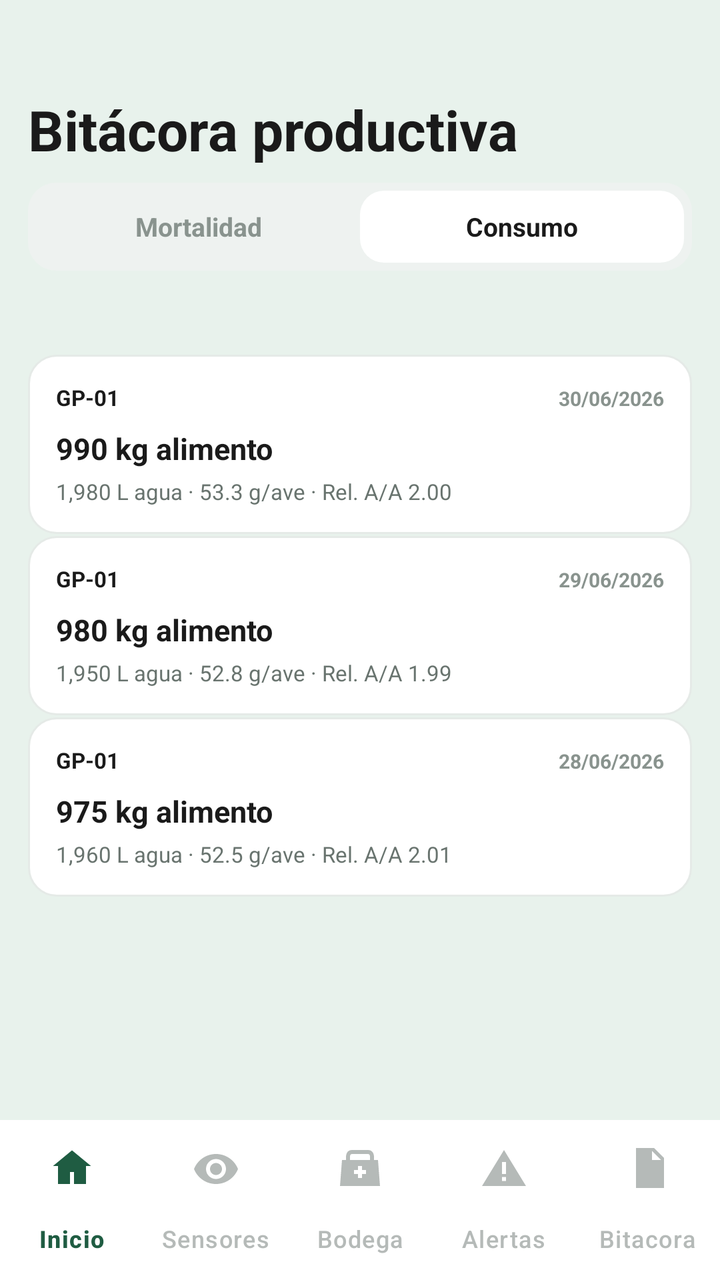
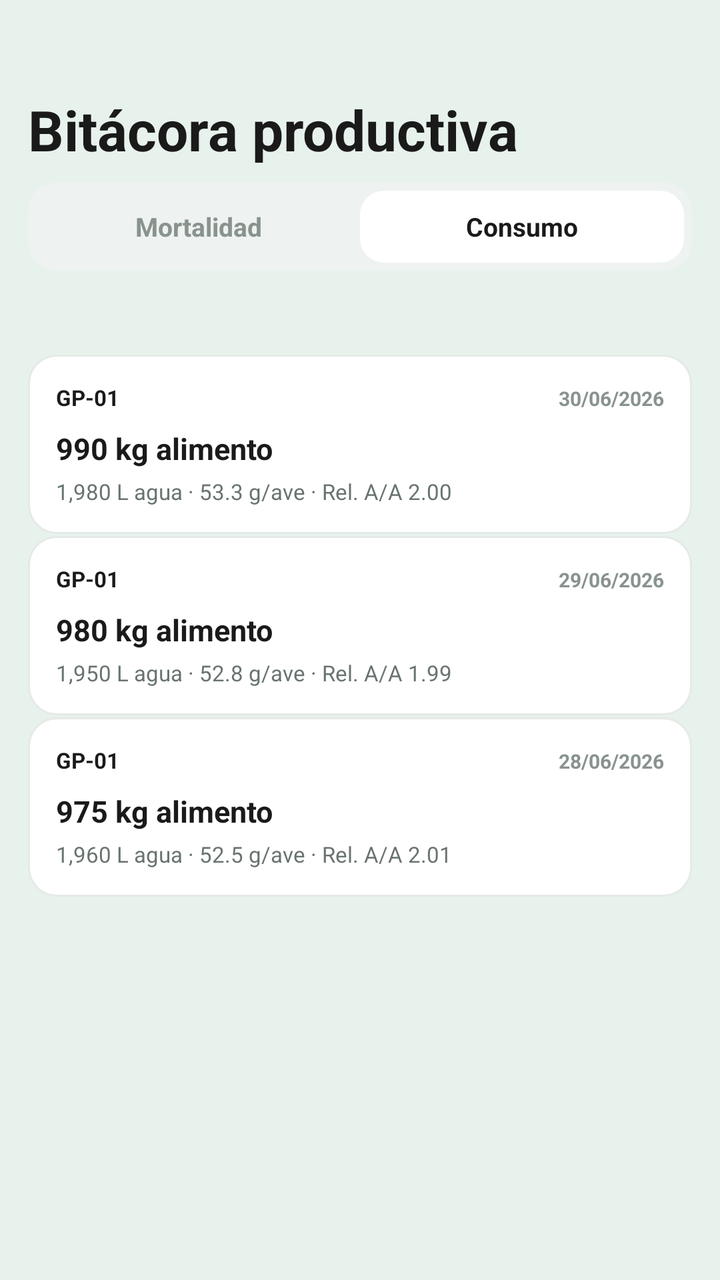

Screens rendered from an Android XML layout before and after an edit, with the pre-edit source and the edit as a unified diff.
<!-- AndroidManifest.xml: application theme Theme.Avisensandroid -->
<!-- res/layout/po07_bitacora_consumo_op.xml -->
<?xml version="1.0" encoding="utf-8"?>
<androidx.constraintlayout.widget.ConstraintLayout
    xmlns:android="http://schemas.android.com/apk/res/android"
    xmlns:app="http://schemas.android.com/apk/res-auto"
    xmlns:tools="http://schemas.android.com/tools"
    android:layout_width="match_parent"
    android:layout_height="match_parent"
    android:background="@color/bg_app">

    
    <androidx.core.widget.NestedScrollView
        android:id="@+id/scrollBitacora"
        android:layout_width="match_parent"
        android:layout_height="0dp"
        android:fillViewport="true"
        android:clipToPadding="false"
        android:paddingBottom="90dp"
        app:layout_constraintTop_toTopOf="parent"
        app:layout_constraintBottom_toTopOf="@id/bottomNav"
        app:layout_constraintStart_toStartOf="parent"
        app:layout_constraintEnd_toEndOf="parent">

        <LinearLayout
            android:layout_width="match_parent"
            android:layout_height="wrap_content"
            android:orientation="vertical"
            android:paddingStart="14dp"
            android:paddingEnd="14dp"
            android:paddingTop="18dp"
            android:layout_marginTop="8dp"
            android:paddingBottom="20dp">

            

            <TextView
                android:layout_width="wrap_content"
                android:layout_height="wrap_content"
                android:text="Bitácora productiva"
                android:textColor="@color/text_primary"
                android:textSize="28sp"
                android:layout_marginTop="20dp"
                android:textStyle="bold"/>

            

            <LinearLayout
                android:id="@+id/tabsBitacora"
                android:layout_width="match_parent"
                android:layout_height="44dp"
                android:layout_marginTop="8dp"
                android:background="@drawable/bg_bitacora_selector"
                android:gravity="center_vertical"
                android:orientation="horizontal"
                android:padding="4dp">

                

                <TextView
                    android:id="@+id/btnMortalidad"
                    android:layout_width="0dp"
                    android:layout_height="match_parent"
                    android:layout_weight="1"
                    android:gravity="center"
                    android:text="Mortalidad"
                    android:textColor="#89938E"
                    android:textSize="13sp"
                    android:textStyle="bold"/>

                

                <TextView
                    android:id="@+id/btnConsumo"
                    android:layout_width="0dp"
                    android:layout_height="match_parent"
                    android:layout_weight="1"
                    android:background="@drawable/bg_bitacora_tab_selected"
                    android:gravity="center"
                    android:text="Consumo"
                    android:textColor="@color/text_primary"
                    android:textSize="13sp"
                    android:textStyle="bold"/>

            </LinearLayout>


            

            <Space
                android:layout_width="match_parent"
                android:layout_height="42dp"/>


            
            
            

            <LinearLayout
                android:layout_width="match_parent"
                android:layout_height="wrap_content"
                android:background="@drawable/bg_bitacora_card"
                android:orientation="vertical"
                android:paddingStart="14dp"
                android:paddingEnd="14dp"
                android:paddingTop="14dp"
                android:paddingBottom="14dp">

                <LinearLayout
                    android:layout_width="match_parent"
                    android:layout_height="wrap_content"
                    android:orientation="horizontal">

                    <TextView
                        android:layout_width="0dp"
                        android:layout_height="wrap_content"
                        android:layout_weight="1"
                        android:text="GP-01"
                        android:textColor="@color/text_primary"
                        android:textSize="11sp"
                        android:textStyle="bold"/>

                    <TextView
                        android:layout_width="wrap_content"
                        android:layout_height="wrap_content"
                        android:text="30/06/2026"
                        android:textColor="#89938E"
                        android:textSize="10sp"
                        android:textStyle="bold"/>

                </LinearLayout>

                <TextView
                    android:layout_width="wrap_content"
                    android:layout_height="wrap_content"
                    android:layout_marginTop="8dp"
                    android:text="990 kg alimento"
                    android:textColor="@color/text_primary"
                    android:textSize="15sp"
                    android:textStyle="bold"/>

                <TextView
                    android:layout_width="wrap_content"
                    android:layout_height="wrap_content"
                    android:layout_marginTop="4dp"
                    android:text="1,980 L agua · 53.3 g/ave · Rel. A/A 2.00"
                    android:textColor="#69746F"
                    android:textSize="11sp"/>

            </LinearLayout>


            
            
            

            <LinearLayout
                android:layout_width="match_parent"
                android:layout_height="wrap_content"
                android:layout_marginTop="1dp"
                android:background="@drawable/bg_bitacora_card"
                android:orientation="vertical"
                android:paddingStart="14dp"
                android:paddingEnd="14dp"
                android:paddingTop="14dp"
                android:paddingBottom="14dp">

                <LinearLayout
                    android:layout_width="match_parent"
                    android:layout_height="wrap_content"
                    android:orientation="horizontal">

                    <TextView
                        android:layout_width="0dp"
                        android:layout_height="wrap_content"
                        android:layout_weight="1"
                        android:text="GP-01"
                        android:textColor="@color/text_primary"
                        android:textSize="11sp"
                        android:textStyle="bold"/>

                    <TextView
                        android:layout_width="wrap_content"
                        android:layout_height="wrap_content"
                        android:text="29/06/2026"
                        android:textColor="#89938E"
                        android:textSize="10sp"
                        android:textStyle="bold"/>

                </LinearLayout>

                <TextView
                    android:layout_width="wrap_content"
                    android:layout_height="wrap_content"
                    android:layout_marginTop="8dp"
                    android:text="980 kg alimento"
                    android:textColor="@color/text_primary"
                    android:textSize="15sp"
                    android:textStyle="bold"/>

                <TextView
                    android:layout_width="wrap_content"
                    android:layout_height="wrap_content"
                    android:layout_marginTop="4dp"
                    android:text="1,950 L agua · 52.8 g/ave · Rel. A/A 1.99"
                    android:textColor="#69746F"
                    android:textSize="11sp"/>

            </LinearLayout>


            
            
            

            <LinearLayout
                android:layout_width="match_parent"
                android:layout_height="wrap_content"
                android:layout_marginTop="1dp"
                android:background="@drawable/bg_bitacora_card"
                android:orientation="vertical"
                android:paddingStart="14dp"
                android:paddingEnd="14dp"
                android:paddingTop="14dp"
                android:paddingBottom="14dp">

                <LinearLayout
                    android:layout_width="match_parent"
                    android:layout_height="wrap_content"
                    android:orientation="horizontal">

                    <TextView
                        android:layout_width="0dp"
                        android:layout_height="wrap_content"
                        android:layout_weight="1"
                        android:text="GP-01"
                        android:textColor="@color/text_primary"
                        android:textSize="11sp"
                        android:textStyle="bold"/>

                    <TextView
                        android:layout_width="wrap_content"
                        android:layout_height="wrap_content"
                        android:text="28/06/2026"
                        android:textColor="#89938E"
                        android:textSize="10sp"
                        android:textStyle="bold"/>

                </LinearLayout>

                <TextView
                    android:layout_width="wrap_content"
                    android:layout_height="wrap_content"
                    android:layout_marginTop="8dp"
                    android:text="975 kg alimento"
                    android:textColor="@color/text_primary"
                    android:textSize="15sp"
                    android:textStyle="bold"/>

                <TextView
                    android:layout_width="wrap_content"
                    android:layout_height="wrap_content"
                    android:layout_marginTop="4dp"
                    android:text="1,960 L agua · 52.5 g/ave · Rel. A/A 2.01"
                    android:textColor="#69746F"
                    android:textSize="11sp"/>

            </LinearLayout>

        </LinearLayout>

    </androidx.core.widget.NestedScrollView>


    
    
    

    <com.google.android.material.bottomnavigation.BottomNavigationView
        android:id="@+id/bottomNav"
        android:layout_width="match_parent"
        android:layout_height="wrap_content"
        android:background="@color/white"
        app:itemIconTint="@color/nav_item_color"
        app:itemTextColor="@color/nav_item_color"
        app:itemRippleColor="@android:color/transparent"
        app:labelVisibilityMode="labeled"
        app:menu="@menu/bottom_nav_menu"
        app:layout_constraintBottom_toBottomOf="parent"
        app:layout_constraintStart_toStartOf="parent"
        app:layout_constraintEnd_toEndOf="parent"/>

</androidx.constraintlayout.widget.ConstraintLayout>
<!-- resources referenced by this layout -->
<resources>
  <color name="bg_app">#E8F2EC</color>
  <color name="text_primary">#1A1A1A</color>
  <color name="white">#FFFFFF</color>
  <!-- drawable bg_bitacora_card (drawable) -->
  <?xml version="1.0" encoding="utf-8"?>
  <shape xmlns:android="http://schemas.android.com/apk/res/android"
      android:shape="rectangle">
  
      <solid android:color="@color/white" />
  
      <corners android:radius="14dp" />
  
      <stroke
          android:width="1dp"
          android:color="#E5EAE7" />
  
  </shape>
  <!-- drawable bg_bitacora_selector (drawable) -->
  <?xml version="1.0" encoding="utf-8"?>
  <shape xmlns:android="http://schemas.android.com/apk/res/android">
  
      <solid android:color="#EEF2F0"/>
  
      <corners android:radius="14dp"/>
  
  </shape>
  <!-- drawable bg_bitacora_tab_selected (drawable) -->
  <?xml version="1.0" encoding="utf-8"?>
  <shape xmlns:android="http://schemas.android.com/apk/res/android"
      android:shape="rectangle">
  
      <solid android:color="@color/white" />
  
      <corners android:radius="12dp" />
  
  </shape>
  <style name="Theme.Avisensandroid" parent="Base.Theme.Avisensandroid" />
  <style name="Base.Theme.Avisensandroid" parent="Theme.Material3.DayNight.NoActionBar">
          
          
      </style>
</resources>

<!-- the commit's change to res/layout/po07_bitacora_consumo_op.xml (unified diff, before → after) -->
@@ -16,7 +16,7 @@
         android:clipToPadding="false"
         android:paddingBottom="90dp"
         app:layout_constraintTop_toTopOf="parent"
-        app:layout_constraintBottom_toTopOf="@id/bottomNav"
+        app:layout_constraintBottom_toBottomOf="parent"
         app:layout_constraintStart_toStartOf="parent"
         app:layout_constraintEnd_toEndOf="parent">
 
@@ -268,24 +268,4 @@
         </LinearLayout>
 
     </androidx.core.widget.NestedScrollView>
-
-
-    
-    
-    
-
-    <com.google.android.material.bottomnavigation.BottomNavigationView
-        android:id="@+id/bottomNav"
-        android:layout_width="match_parent"
-        android:layout_height="wrap_content"
-        android:background="@color/white"
-        app:itemIconTint="@color/nav_item_color"
-        app:itemTextColor="@color/nav_item_color"
-        app:itemRippleColor="@android:color/transparent"
-        app:labelVisibilityMode="labeled"
-        app:menu="@menu/bottom_nav_menu"
-        app:layout_constraintBottom_toBottomOf="parent"
-        app:layout_constraintStart_toStartOf="parent"
-        app:layout_constraintEnd_toEndOf="parent"/>
-
 </androidx.constraintlayout.widget.ConstraintLayout>
